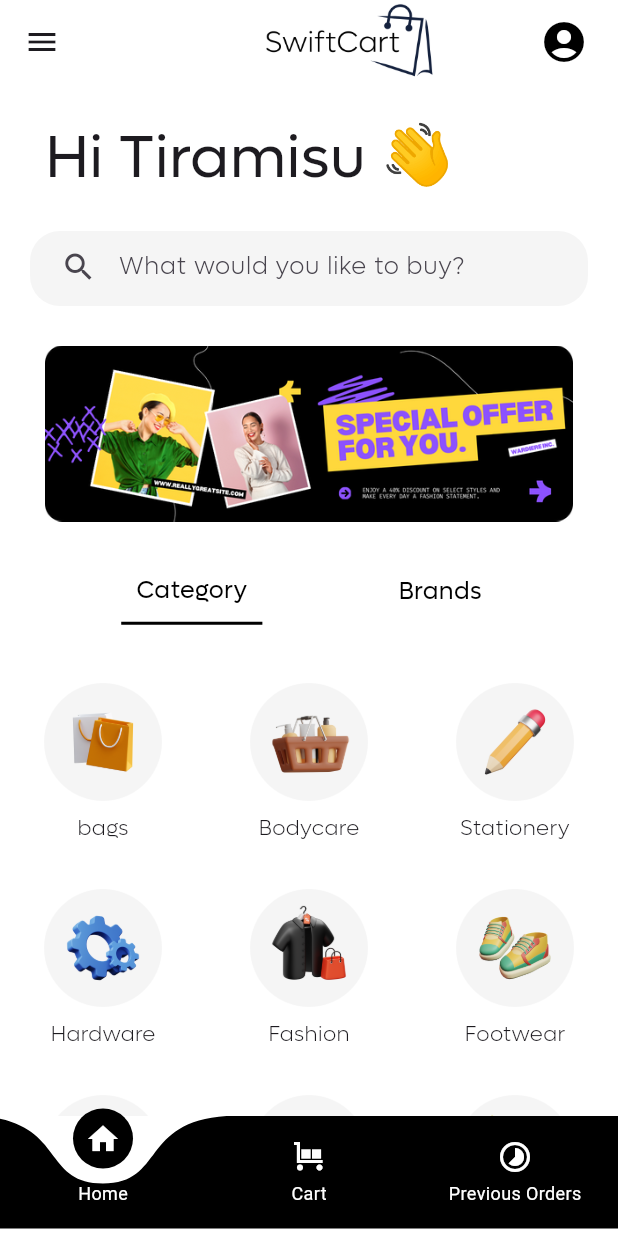
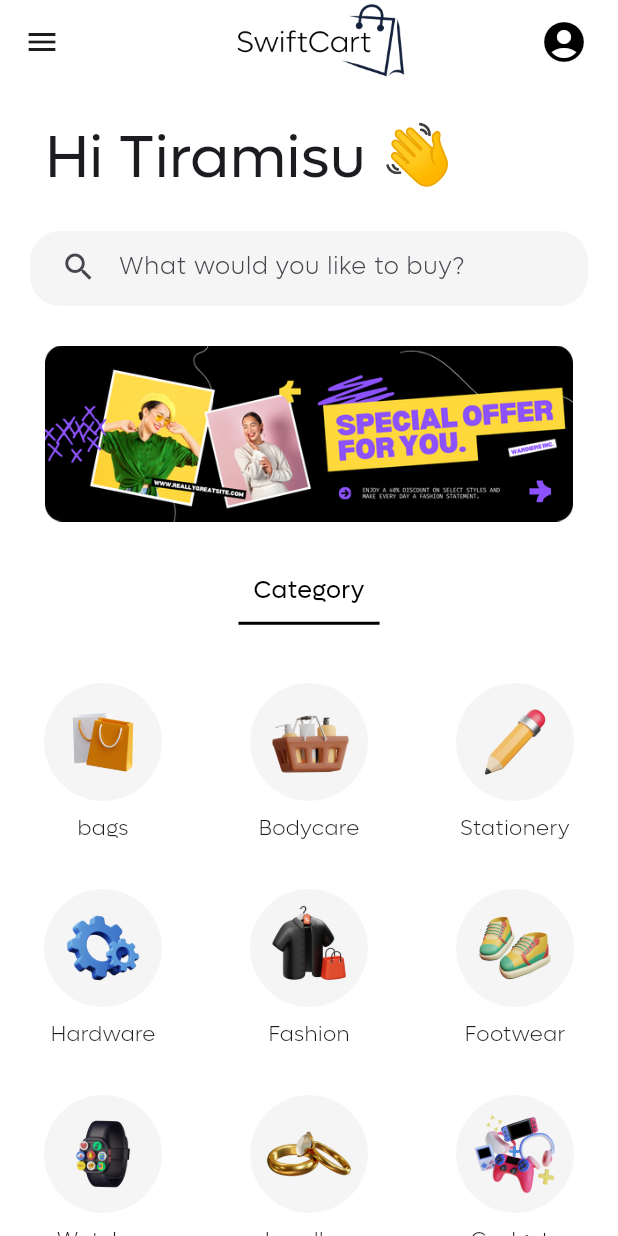
Before and after one commit to Sanidhya-Pundeer/E-commerce, a Flutter app: the HomePage screen opened by its route, on a phone screen of 412 x 824 dp. Run offline on Flutter 3.47's test engine with Material 3 defaults, Android fonts, the phone set to English and light mode, and no system bars; drawn by our look-alikes of curved_labeled_navigation_bar; our stand-ins replace badges, cloud_firestore, firebase_auth, firebase_core, fluttertoast; missing offline and left inert: dart:ffi, razorpay_flutter; accounts and stored records are empty.

Commit message:
update navbar

```diff
--- a/lib/screens/homepage.dart
+++ b/lib/screens/homepage.dart
@@ -32,7 +32,7 @@ class _HomePageState extends State<HomePage> {
           children: [
             Container(
               width: 150,
-              margin: EdgeInsets.only(left: 65),
+              margin: EdgeInsets.only(left: 27),
               child: Image.asset(
                 'assets/images/SwiftCart.png',
                 height: 57,
@@ -142,7 +142,6 @@ class _HomePageState extends State<HomePage> {
                 mainAxisAlignment: MainAxisAlignment.spaceEvenly,
                 children: [
                   _buildMenuText('Category', 0),
-                  _buildMenuText('Brands', 1),
                 ],
               ),
             ),
@@ -171,55 +170,7 @@ class _HomePageState extends State<HomePage> {
           ],
         ),
       ),
-      bottomNavigationBar: CurvedNavigationBar(
-        animationDuration: Duration(milliseconds: 300),
-        backgroundColor: Colors.transparent,
-        height: 80,
-        color: Colors.black,
-        items: [
-          CurvedNavigationBarItem(
-            child: Icon(
-              Icons.home,
-              color: Colors.white,
-            ),
-            labelStyle: TextStyle(fontSize: 12, color: Colors.white),
-            label: "Home",
-          ),
-          CurvedNavigationBarItem(
-              child: Icon(
-                Icons.trolley,
-                color: Colors.white,
-              ),
-              labelStyle: TextStyle(fontSize: 12, color: Colors.white),
-              label: "Cart"),
-          CurvedNavigationBarItem(
-            child: Icon(
-              Icons.timelapse_rounded,
-              color: Colors.white,
-            ),
-            labelStyle: TextStyle(fontSize: 12, color: Colors.white),
-            label: "Previous Orders",
-          ),
-        ],
-        onTap: (index) {
-          if (index == 0) {
-            Navigator.push(
-                context, MaterialPageRoute(builder: (context) => HomePage()));
-          } else if (index == 1) {
-            Navigator.push(
-                context,
-                MaterialPageRoute(
-                    builder: (context) => Checkout(
-                          userEmail: 'chomu@gmail.com',
-                        )));
-          } else if (index == 2) {
-            Navigator.push(
-                context,
-                MaterialPageRoute(
-                    builder: (context) =>Orders(userEmail: 'chomu@gmail.com')));
-          }
-        },
-      ),
+
     );
   }
 
--- a/lib/screens/login.dart
+++ b/lib/screens/login.dart
@@ -1,3 +1,4 @@
+import 'package:ecommerce/screens/home.dart';
 import 'package:flutter/material.dart';
 import 'package:ecommerce/model/UserClass.dart';
 import 'package:ecommerce/screens/homepage.dart';
@@ -212,7 +213,7 @@ class _LoginPageState extends State<Login> {
                                     Navigator.push(
                                       context,
                                       MaterialPageRoute(
-                                        builder: (context) => HomePage(),
+                                        builder: (context) => Home(),
                                       ),
                                     );
                                   } else {
```
Also changed, not shown: lib/screens/home.dart (+7 -37 lines).
